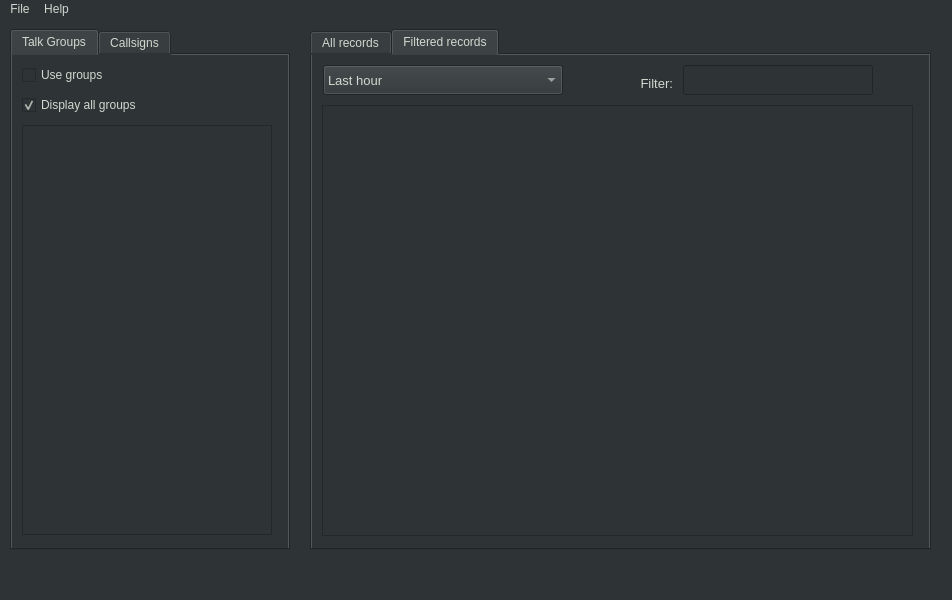
First picture: the form in Sources/U2.Suite/brandmeister/ui/BmMonitorMainWindow.ui, repository ut8uu/U2.Suite.Python, before the edit.
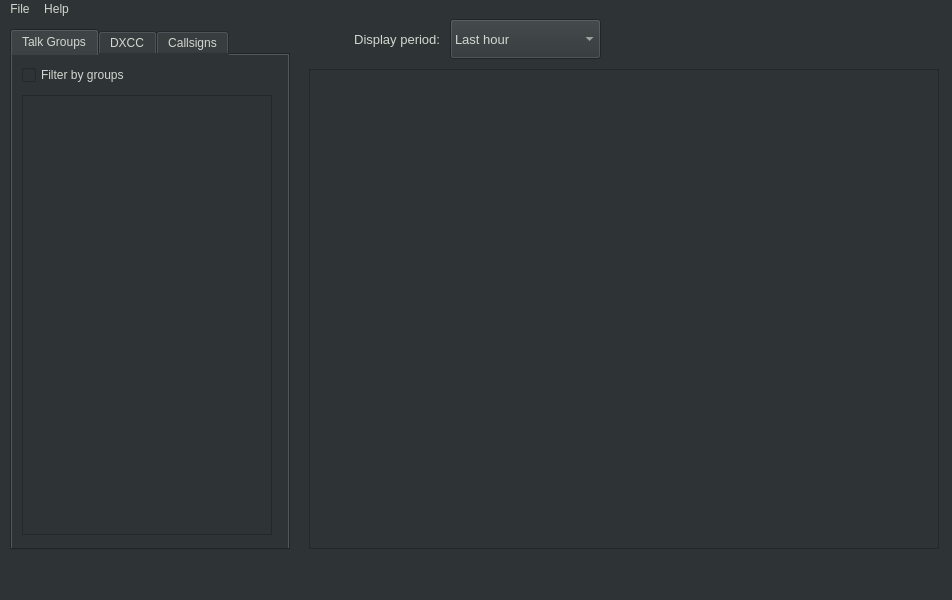
Second picture: the form after the edit. The open tabs and pages were chosen to show the change.

Commit message: A final view of the display

The edit to the form file:
```diff
--- a/Sources/U2.Suite/brandmeister/ui/BmMonitorMainWindow.ui
+++ b/Sources/U2.Suite/brandmeister/ui/BmMonitorMainWindow.ui
@@ -51,32 +51,52 @@
        </rect>
       </property>
       <property name="text">
-       <string>Use groups</string>
-      </property>
-     </widget>
-     <widget class="QCheckBox" name="cbDisplayAllGroups">
-      <property name="geometry">
-       <rect>
-        <x>10</x>
-        <y>40</y>
-        <width>190</width>
-        <height>20</height>
-       </rect>
-      </property>
-      <property name="text">
-       <string>Display all groups</string>
-      </property>
-      <property name="checked">
-       <bool>true</bool>
+       <string>Filter by groups</string>
       </property>
      </widget>
      <widget class="QListView" name="lbGroups">
       <property name="geometry">
        <rect>
         <x>10</x>
-        <y>70</y>
+        <y>40</y>
         <width>250</width>
-        <height>410</height>
+        <height>440</height>
+       </rect>
+      </property>
+      <property name="font">
+       <font>
+        <family>JetBrains Mono</family>
+        <pointsize>8</pointsize>
+        <weight>50</weight>
+        <bold>false</bold>
+       </font>
+      </property>
+     </widget>
+    </widget>
+    <widget class="QWidget" name="tab_3">
+     <attribute name="title">
+      <string>DXCC</string>
+     </attribute>
+     <widget class="QCheckBox" name="cbFilterByDxcc">
+      <property name="geometry">
+       <rect>
+        <x>10</x>
+        <y>10</y>
+        <width>190</width>
+        <height>20</height>
+       </rect>
+      </property>
+      <property name="text">
+       <string>Filter by DXCC</string>
+      </property>
+     </widget>
+     <widget class="QListView" name="lbFilterByDxcc">
+      <property name="geometry">
+       <rect>
+        <x>10</x>
+        <y>40</y>
+        <width>250</width>
+        <height>440</height>
        </rect>
       </property>
       <property name="font">
@@ -129,52 +149,13 @@
      </widget>
     </widget>
    </widget>
-   <widget class="QTabWidget" name="tabRecords">
-    <property name="geometry">
-     <rect>
-      <x>310</x>
-      <y>10</y>
-      <width>621</width>
-      <height>521</height>
-     </rect>
-    </property>
-    <property name="currentIndex">
-     <number>0</number>
-    </property>
-    <widget class="QWidget" name="tabAllRecords">
-     <attribute name="title">
-      <string>All records</string>
-     </attribute>
-     <widget class="QListView" name="monitoringList">
-      <property name="geometry">
-       <rect>
-        <x>10</x>
-        <y>10</y>
-        <width>591</width>
-        <height>470</height>
-       </rect>
-      </property>
-      <property name="font">
-       <font>
-        <family>JetBrains Mono</family>
-        <pointsize>10</pointsize>
-        <weight>50</weight>
-        <bold>false</bold>
-       </font>
-      </property>
-     </widget>
-    </widget>
-    <widget class="QWidget" name="tabFilteredRecords">
-     <attribute name="title">
-      <string>Filtered records</string>
-     </attribute>
      <widget class="QComboBox" name="cbTimestampFilter">
       <property name="geometry">
        <rect>
-        <x>11</x>
-        <y>10</y>
-        <width>240</width>
-        <height>30</height>
+      <x>450</x>
+      <y>0</y>
+      <width>151</width>
+      <height>40</height>
        </rect>
       </property>
       <property name="font">
@@ -213,13 +194,31 @@
        </property>
       </item>
      </widget>
-     <widget class="QLabel" name="label">
+   <widget class="QListView" name="monitoringList">
       <property name="geometry">
        <rect>
-        <x>271</x>
-        <y>20</y>
-        <width>90</width>
-        <height>16</height>
+      <x>309</x>
+      <y>50</y>
+      <width>630</width>
+      <height>480</height>
+     </rect>
+    </property>
+    <property name="font">
+     <font>
+      <family>JetBrains Mono</family>
+      <pointsize>10</pointsize>
+      <weight>50</weight>
+      <bold>false</bold>
+     </font>
+    </property>
+   </widget>
+   <widget class="QLabel" name="lblDisplay">
+    <property name="geometry">
+     <rect>
+      <x>310</x>
+      <y>10</y>
+      <width>130</width>
+      <height>20</height>
        </rect>
       </property>
       <property name="font">
@@ -228,46 +227,11 @@
        </font>
       </property>
       <property name="text">
-       <string>Filter:</string>
+     <string>Display period:</string>
       </property>
       <property name="alignment">
        <set>Qt::AlignRight|Qt::AlignTrailing|Qt::AlignVCenter</set>
       </property>
-     </widget>
-     <widget class="QLineEdit" name="tbFilterCallsign">
-      <property name="geometry">
-       <rect>
-        <x>371</x>
-        <y>10</y>
-        <width>190</width>
-        <height>30</height>
-       </rect>
-      </property>
-      <property name="font">
-       <font>
-        <pointsize>10</pointsize>
-       </font>
-      </property>
-     </widget>
-     <widget class="QListView" name="monitoringFilteredList">
-      <property name="geometry">
-       <rect>
-        <x>10</x>
-        <y>50</y>
-        <width>591</width>
-        <height>431</height>
-       </rect>
-      </property>
-      <property name="font">
-       <font>
-        <family>JetBrains Mono</family>
-        <pointsize>10</pointsize>
-        <weight>50</weight>
-        <bold>false</bold>
-       </font>
-      </property>
-     </widget>
-    </widget>
    </widget>
   </widget>
   <widget class="QMenuBar" name="menubar">
```
Left out of the diff: 8 changed lines with no effect on the pictures. Lines whose indentation alone changed are shown as unchanged. The commit also changes 2 other files.
